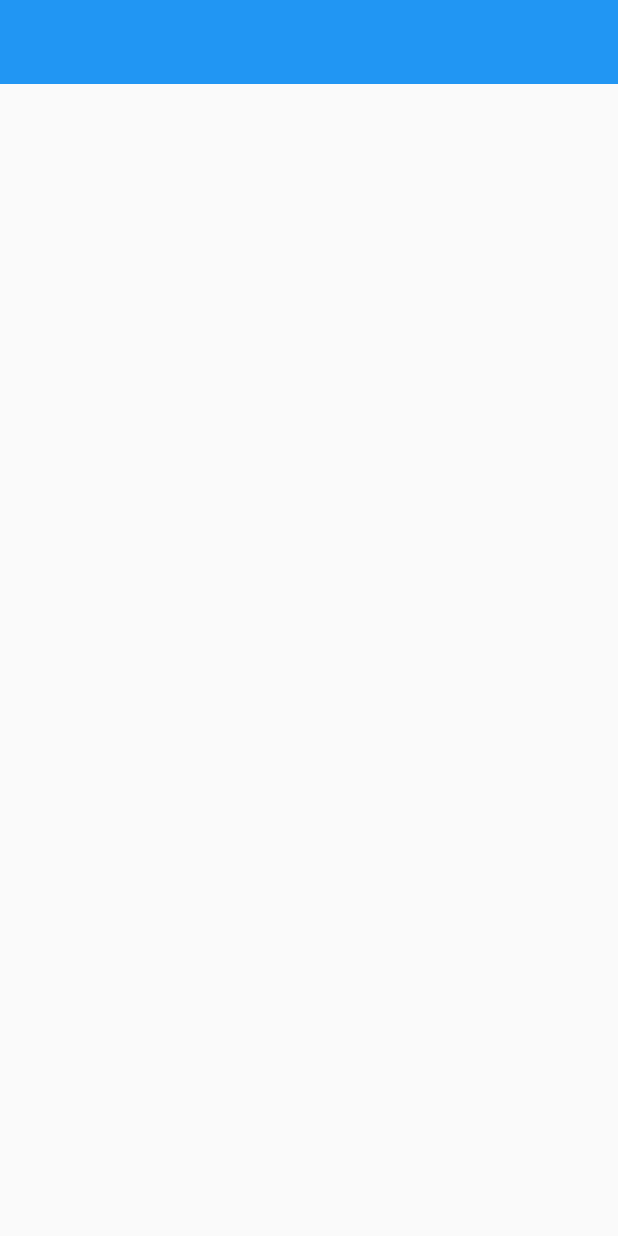
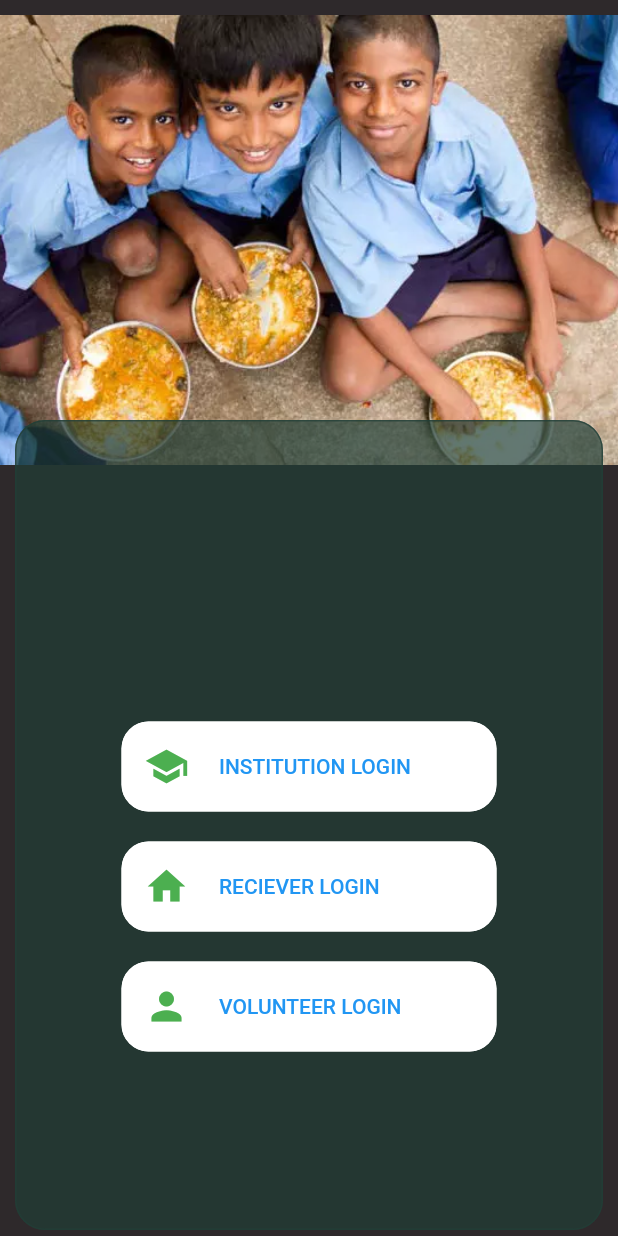
Before and after one commit to RaghavTheGreat1/anaaj, a Flutter app: the screen it shows after launch, on a phone screen of 412 x 824 dp. Run offline on Flutter 3.47's test engine with Material 2 defaults, Android fonts, the phone set to English and light mode, and no system bars; our stand-ins replace firebase_core; accounts and stored records are empty.

Commit message:
added stuff

```diff
--- a/lib/main.dart
+++ b/lib/main.dart
@@ -1,5 +1,6 @@
 import 'package:flutter/material.dart';
 
+// changes to the app build.gradle file {multiDexEnabled true} {  minSdkVersion 19}
 void main() {
   runApp(const AnaajApp());
 }
@@ -11,9 +12,153 @@ class AnaajApp extends StatelessWidget {
   Widget build(BuildContext context) {
     return MaterialApp(
       theme: ThemeData(),
-      home: Scaffold(
-        appBar: AppBar(elevation: 0),
-      ),
+      home: const PreLoginPage(),
     );
   }
 }
+
+class PreLoginPage extends StatelessWidget {
+  const PreLoginPage({super.key});
+
+  @override
+  Widget build(BuildContext context) {
+    var screenSize = MediaQuery.of(context).size;
+    return Container(
+        child: Stack(
+      children: [
+        Scaffold(
+            backgroundColor: Color.fromRGBO(23, 18, 20, 0.9),
+            // backgroundColor: Color.fromRGBO(255, 255, 255, 0.9),
+            body: Column(
+              children: [
+                SizedBox(
+                  height: 10,
+                ),
+                Image.asset(
+                  'images/poorimage.webp',
+                  height: 300,
+                  width: screenSize.width,
+                  fit: BoxFit.fitHeight,
+                ),
+              ],
+            )),
+        Positioned(
+            left: 10,
+            top: 280,
+            right: 10,
+            child: Container(
+              decoration: BoxDecoration(
+                  color: Color.fromRGBO(32, 62, 54, 0.7),
+                  border: Border.all(
+                    color: Color.fromRGBO(32, 62, 54, 0.7),
+                  ),
+                  borderRadius: BorderRadius.all(Radius.circular(20))),
+              // color: Color.fromRGBO(32, 62, 54, 0.7),
+              height: 540,
+              width: 400,
+              child: Column(children: [
+                SizedBox(
+                  height: 200,
+                ),
+                SizedBox(
+                  width: 250,
+                  child: TextButton(
+                    onPressed: () {},
+                    child: Row(
+                      children: [
+                        Icon(
+                          Icons.school,
+                          color: Colors.green,
+                          size: 30.0,
+                        ),
+                        SizedBox(
+                          width: 20,
+                        ),
+                        Text("Institution Login".toUpperCase(),
+                            style: TextStyle(fontSize: 14)),
+                      ],
+                    ),
+                    style: ButtonStyle(
+                        padding: MaterialStateProperty.all<EdgeInsets>(
+                            EdgeInsets.all(15)),
+                        backgroundColor:
+                            MaterialStateProperty.all<Color>(Colors.white),
+                        shape:
+                            MaterialStateProperty.all<RoundedRectangleBorder>(
+                                RoundedRectangleBorder(
+                                    borderRadius: BorderRadius.circular(18.0),
+                                    side: BorderSide(color: Colors.white)))),
+                  ),
+                ),
+                SizedBox(
+                  height: 20,
+                ),
+                SizedBox(
+                  width: 250,
+                  child: TextButton(
+                    onPressed: () {},
+                    child: Row(
+                      children: [
+                        Icon(
+                          Icons.home,
+                          color: Colors.green,
+                          size: 30.0,
+                        ),
+                        SizedBox(
+                          width: 20,
+                        ),
+                        Text("Reciever login".toUpperCase(),
+                            style: TextStyle(fontSize: 14)),
+                      ],
+                    ),
+                    style: ButtonStyle(
+                        padding: MaterialStateProperty.all<EdgeInsets>(
+                            EdgeInsets.all(15)),
+                        backgroundColor:
+                            MaterialStateProperty.all<Color>(Colors.white),
+                        shape:
+                            MaterialStateProperty.all<RoundedRectangleBorder>(
+                                RoundedRectangleBorder(
+                                    borderRadius: BorderRadius.circular(18.0),
+                                    side: BorderSide(color: Colors.white)))),
+                  ),
+                ),
+                SizedBox(
+                  height: 20,
+                ),
+                SizedBox(
+                  width: 250,
+                  child: TextButton(
+                    onPressed: () {},
+                    child: Row(
+                      children: [
+                        Icon(
+                          Icons.person,
+                          color: Colors.green,
+                          size: 30.0,
+                        ),
+                        SizedBox(
+                          width: 20,
+                        ),
+                        Text("Volunteer login".toUpperCase(),
+                            style: TextStyle(fontSize: 14)),
+                      ],
+                    ),
+                    style: ButtonStyle(
+                        padding: MaterialStateProperty.all<EdgeInsets>(
+                            EdgeInsets.all(15)),
+                        backgroundColor:
+                            MaterialStateProperty.all<Color>(Colors.white),
+                        shape:
+                            MaterialStateProperty.all<RoundedRectangleBorder>(
+                                RoundedRectangleBorder(
+                                    borderRadius: BorderRadius.circular(18.0),
+                                    side: BorderSide(color: Colors.white)))),
+                  ),
+                ),
+              ]),
+            )),
+      ],
+    ));
+  }
+}
```
Also changed, not shown: pubspec.yaml (+4 -3 lines), images/poorimage.webp (added), 2 other files.
